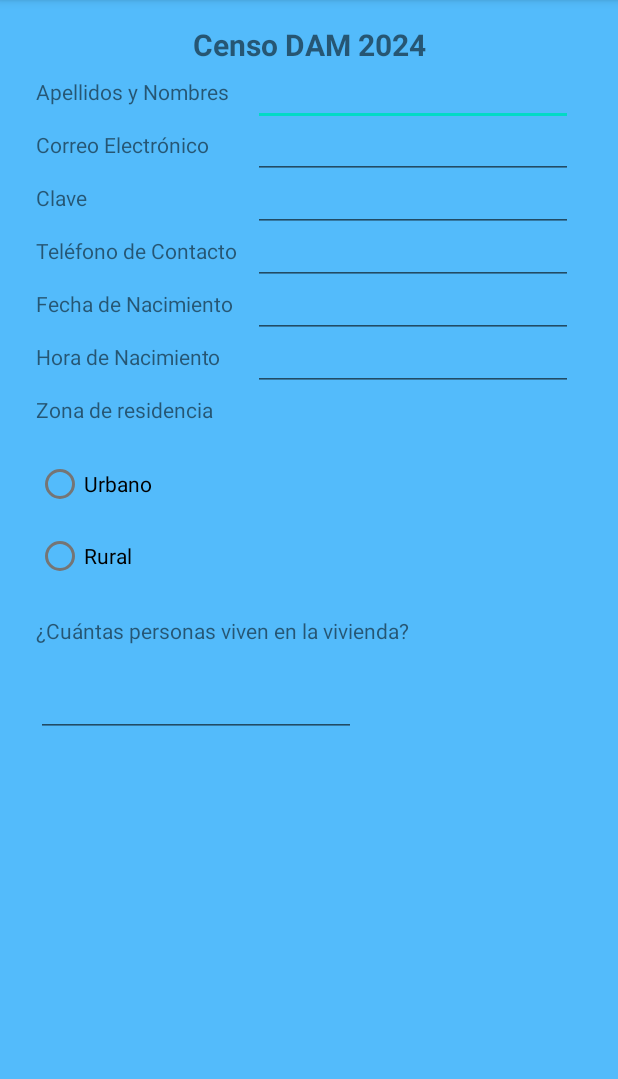
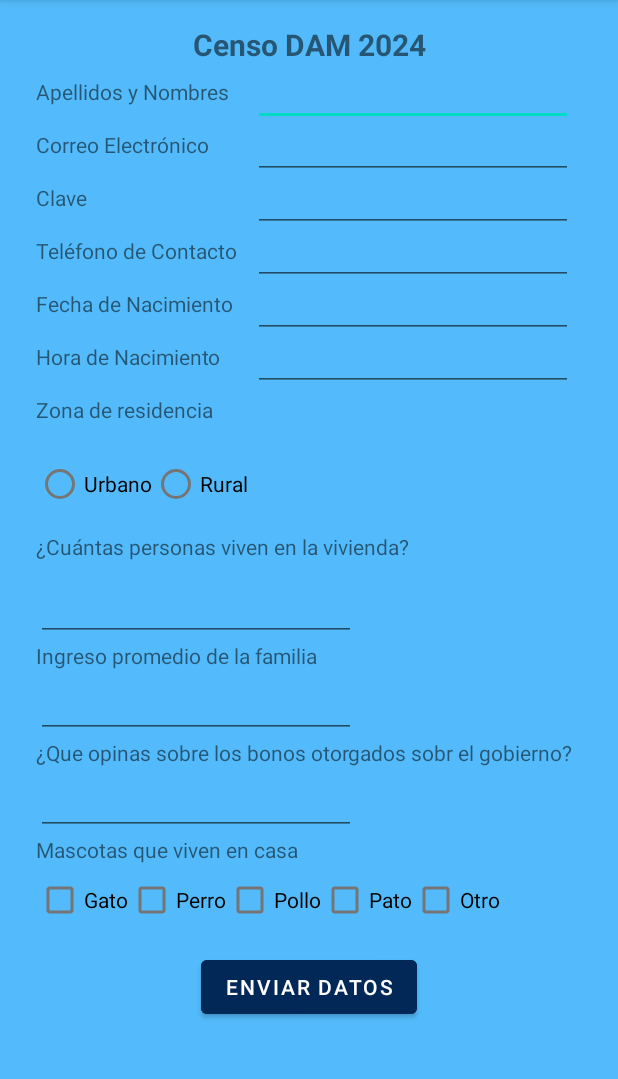
Before and after one commit to Daniel07Navarro/DAMEP_FernandoVegasDanielNavarroAntonyUrbisagastegui_3, an Android app: the screen it shows after launch (MainActivity), on a phone screen of 412 x 824 dp, the part 84-1163 px from its top. Run offline under Robolectric (Android 15) with nearby library versions, the phone set to English and light mode, and no system bars.

Commit message:
Tercer commit

```diff
--- a/app/src/main/java/com/example/damep_fernandovegasdanielnavarro/MainActivity.java
+++ b/app/src/main/java/com/example/damep_fernandovegasdanielnavarro/MainActivity.java
@@ -3,6 +3,8 @@ package com.example.damep_fernandovegasdanielnavarro;
 import androidx.appcompat.app.AppCompatActivity;
 
 import android.os.Bundle;
+import android.widget.Button;
+import android.widget.Toast;
 
 public class MainActivity extends AppCompatActivity {
 
@@ -10,5 +12,8 @@ public class MainActivity extends AppCompatActivity {
     protected void onCreate(Bundle savedInstanceState) {
         super.onCreate(savedInstanceState);
         setContentView(R.layout.activity_main);
+
+        Button btn1 = findViewById(R.id.btnEnviarDatos);
+        btn1.setOnClickListener(view -> Toast.makeText(this, "Datos enviados", Toast.LENGTH_SHORT).show());
     }
 }
--- a/app/src/main/res/layout/activity_main.xml
+++ b/app/src/main/res/layout/activity_main.xml
@@ -161,6 +161,7 @@
         android:layout_width="wrap_content"
         android:layout_height="wrap_content"
         android:layout_marginTop="16dp"
+        android:orientation="horizontal"
         app:layout_constraintStart_toStartOf="@+id/textViewResidencia"
         app:layout_constraintTop_toBottomOf="@+id/textViewResidencia">
 
@@ -181,7 +182,7 @@
         android:id="@+id/textViewpersonas"
         android:layout_width="wrap_content"
         android:layout_height="wrap_content"
-        android:layout_marginTop="16dp"
+        android:layout_marginTop="8dp"
         android:text="@string/textViewpersonas"
         app:layout_constraintStart_toStartOf="@+id/radioGroup"
         app:layout_constraintTop_toBottomOf="@+id/radioGroup" />
@@ -190,11 +191,104 @@
         android:id="@+id/editTextTextPersona"
         android:layout_width="wrap_content"
         android:layout_height="wrap_content"
-        android:layout_marginTop="16dp"
+        android:layout_marginTop="8dp"
         android:ems="10"
         android:inputType="textPersonName"
         android:text="@string/editTextPersona"
         app:layout_constraintStart_toStartOf="@+id/textViewpersonas"
         app:layout_constraintTop_toBottomOf="@+id/textViewpersonas" />
 
+    <TextView
+        android:id="@+id/textViewPromedioFamilia"
+        android:layout_width="wrap_content"
+        android:layout_height="wrap_content"
+        android:text="@string/textViewIngresoPromedio"
+        app:layout_constraintStart_toStartOf="@+id/editTextTextPersona"
+        app:layout_constraintTop_toBottomOf="@+id/editTextTextPersona" />
+
+    <EditText
+        android:id="@+id/editTextTextPersonName4"
+        android:layout_width="wrap_content"
+        android:layout_height="wrap_content"
+        android:ems="10"
+        android:inputType="textPersonName"
+        app:layout_constraintStart_toStartOf="@+id/textViewPromedioFamilia"
+        app:layout_constraintTop_toBottomOf="@+id/textViewPromedioFamilia" />
+
+    <TextView
+        android:id="@+id/textViewOpinion"
+        android:layout_width="wrap_content"
+        android:layout_height="wrap_content"
+        android:text="@string/textViewOpinion"
+        app:layout_constraintStart_toStartOf="@+id/editTextTextPersonName4"
+        app:layout_constraintTop_toBottomOf="@+id/editTextTextPersonName4" />
+
+    <EditText
+        android:id="@+id/editTextTextPersonName5"
+        android:layout_width="wrap_content"
+        android:layout_height="wrap_content"
+        android:ems="10"
+        android:inputType="textPersonName"
+        app:layout_constraintStart_toStartOf="@+id/textViewOpinion"
+        app:layout_constraintTop_toBottomOf="@+id/textViewOpinion" />
+
+    <TextView
+        android:id="@+id/textViewMascotasCasa"
+        android:layout_width="wrap_content"
+        android:layout_height="wrap_content"
+        android:text="@string/textViewMascotasCasa"
+        app:layout_constraintStart_toStartOf="@+id/editTextTextPersonName5"
+        app:layout_constraintTop_toBottomOf="@+id/editTextTextPersonName5" />
+
+    <CheckBox
+        android:id="@+id/checkBox"
+        android:layout_width="wrap_content"
+        android:layout_height="wrap_content"
+        android:text="@string/checkBoxGato"
+        app:layout_constraintStart_toStartOf="@+id/textViewMascotasCasa"
+        app:layout_constraintTop_toBottomOf="@+id/textViewMascotasCasa" />
+
+    <CheckBox
+        android:id="@+id/checkBox2"
+        android:layout_width="wrap_content"
+        android:layout_height="wrap_content"
+        android:text="@string/checkBoxPerro"
+        app:layout_constraintStart_toEndOf="@+id/checkBox"
+        app:layout_constraintTop_toBottomOf="@+id/textViewMascotasCasa" />
+
+    <CheckBox
+        android:id="@+id/checkBoxPollo"
+        android:layout_width="wrap_content"
+        android:layout_height="wrap_content"
+        android:text="@string/checkBoxPollo"
+        app:layout_constraintStart_toEndOf="@+id/checkBox2"
+        app:layout_constraintTop_toTopOf="@+id/checkBox2" />
+
+    <CheckBox
+        android:id="@+id/checkBoxPato"
+        android:layout_width="wrap_content"
+        android:layout_height="wrap_content"
+        android:text="@string/checkBoxPato"
+        app:layout_constraintStart_toEndOf="@+id/checkBoxPollo"
+        app:layout_constraintTop_toTopOf="@+id/checkBox2" />
+
+    <CheckBox
+        android:id="@+id/checkBoxOtro"
+        android:layout_width="wrap_content"
+        android:layout_height="wrap_content"
+        android:text="@string/checkBoxOtro"
+        app:layout_constraintStart_toEndOf="@+id/checkBoxPato"
+        app:layout_constraintTop_toTopOf="@+id/checkBox2" />
+
+    <Button
+        android:id="@+id/btnEnviarDatos"
+        android:layout_width="wrap_content"
+        android:layout_height="wrap_content"
+        android:layout_marginTop="10dp"
+        android:backgroundTint="#022858"
+        android:text="@string/btnEnviarDatos"
+        app:layout_constraintEnd_toEndOf="parent"
+        app:layout_constraintStart_toStartOf="parent"
+        app:layout_constraintTop_toBottomOf="@+id/checkBoxPollo" />
+
 </androidx.constraintlayout.widget.ConstraintLayout>
--- a/app/src/main/res/values/strings.xml
+++ b/app/src/main/res/values/strings.xml
@@ -14,4 +14,13 @@
     <string name="radioButtonRural">Rural</string>
     <string name="editTextPersona" />
     <string name="residencia_label">Zona de residencia</string>
+    <string name="textViewIngresoPromedio">Ingreso promedio de la familia</string>
+    <string name="textViewOpinion">¿Que opinas sobre los bonos otorgados sobr el gobierno?</string>
+    <string name="textViewMascotasCasa">Mascotas que viven en casa</string>
+    <string name="checkBoxGato">Gato</string>
+    <string name="checkBoxPerro">Perro</string>
+    <string name="checkBoxPollo">Pollo</string>
+    <string name="checkBoxPato">Pato</string>
+    <string name="checkBoxOtro">Otro</string>
+    <string name="btnEnviarDatos">Enviar Datos</string>
 </resources>
```
